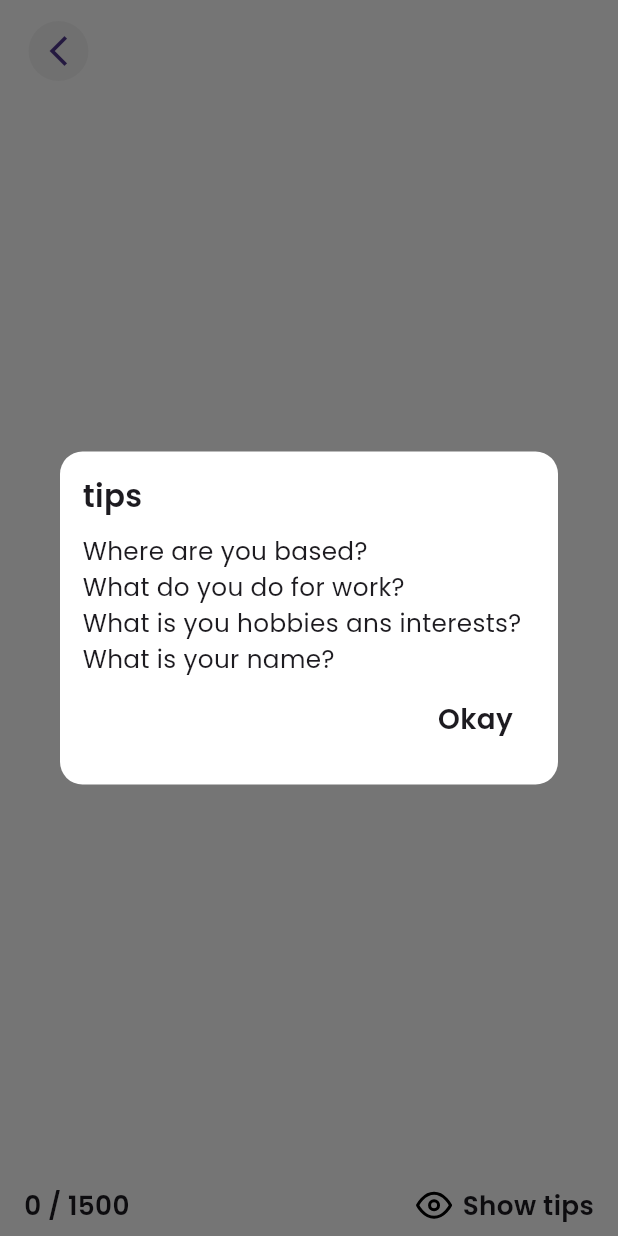
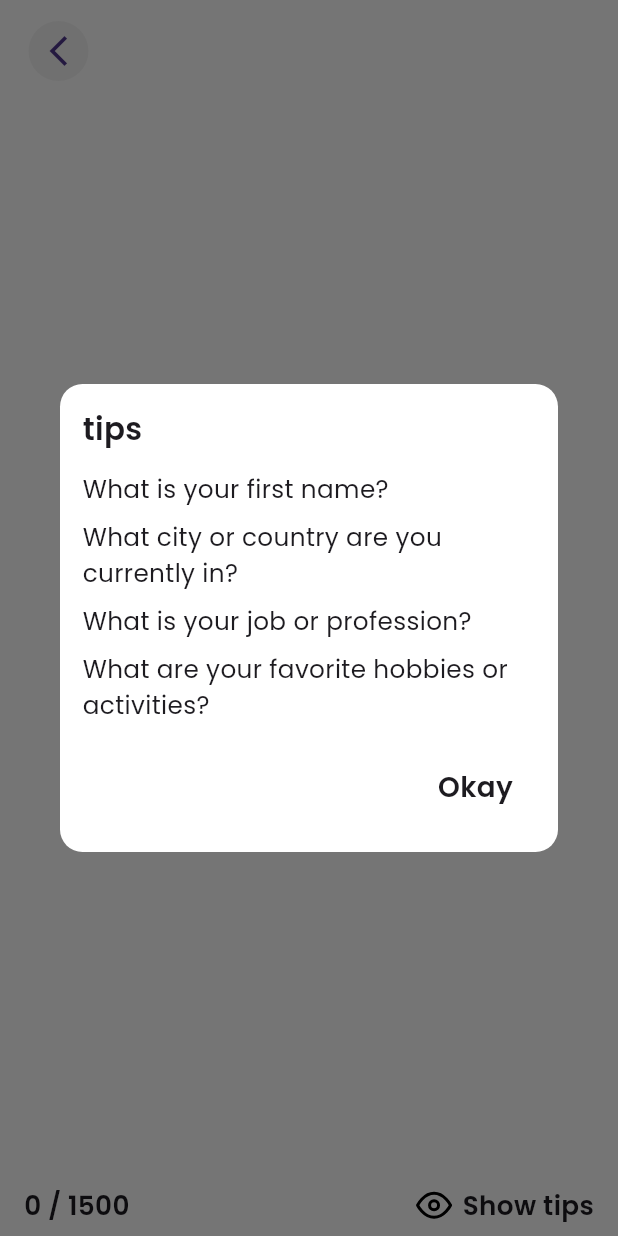
Before and after one commit to mohandalnjjar/NeuraChat, a Flutter app: the DetailsGeniusModeView screen opened directly with empty values, after a tap on "Show tips", on a phone screen of 412 x 824 dp. Run offline on Flutter 3.47's test engine with Material 3 defaults, Android fonts, the phone set to English and light mode, and no system bars; our stand-ins replace bloc, cloud_firestore, connectivity_plus, dartz, dio, eva_icons_flutter and 13 more; accounts and stored records are empty.

Commit message:
start implements the genius mode on the firebase instead of useing shared prefrance

```diff
--- a/devtools_options.yaml
+++ b/devtools_options.yaml
@@ -1,3 +1,4 @@
 description: This file stores settings for Dart & Flutter DevTools.
 documentation: https://docs.flutter.dev/tools/devtools/extensions#configure-extension-enablement-states
 extensions:
+  - provider: true
--- a/lib/features/home/data/models/user_model.dart
+++ b/lib/features/home/data/models/user_model.dart
@@ -4,9 +4,11 @@ class UserModel {
   final String userId;
   final String name;
   final String email;
+  final Map<String, dynamic> userInstructions;
   final Timestamp createdAt;
 
   UserModel({
+    required this.userInstructions,
     required this.userId,
     required this.name,
     required this.email,
@@ -19,6 +21,7 @@ class UserModel {
       name: data['name'],
       email: data['email'],
       createdAt: data['createdAt'],
+      userInstructions: data['userInstructions'] ?? {},
     );
   }
 }
--- a/lib/features/home/presentation/views/details_genius_mode_view.dart
+++ b/lib/features/home/presentation/views/details_genius_mode_view.dart
@@ -5,6 +5,7 @@ import 'package:neura_chat/core/constants/app_padding.dart';
 import 'package:neura_chat/core/constants/text_styles.dart';
 import 'package:neura_chat/core/utils/genius_mode_enum.dart';
 import 'package:neura_chat/features/home/data/repos/home_repo_impl.dart';
+import 'package:neura_chat/features/home/presentation/managers/get_genius_mode_instructions_bloc/get_genius_mode_instructions_bloc.dart';
 import 'package:neura_chat/features/home/presentation/managers/save_genius_mode_data_bloc/genius_mode_data_save_bloc.dart';
 import 'package:neura_chat/features/home/presentation/views/widgets/details_genius_mode_app_bar.dart';
 import 'package:neura_chat/features/home/presentation/views/widgets/details_genius_mode_buttom_sheet.dart';
@@ -14,24 +15,42 @@ class DetailsGeniusModeView extends StatefulWidget {
     super.key,
     required this.headTitle,
     required this.geniusMode,
+    required this.bloc,
+    required this.instruction,
   });
 
   final String headTitle;
+  final String? instruction;
   final GeniusMode geniusMode;
+  final GetGeniusModeInstructionsBloc bloc;
 
   @override
   State<DetailsGeniusModeView> createState() => _DetailsGeniusModeViewState();
 }
 
 class _DetailsGeniusModeViewState extends State<DetailsGeniusModeView> {
-  final TextEditingController controller = TextEditingController();
+  late final TextEditingController controller;
   bool isContentChanged = false;
+
+  @override
+  void initState() {
+    super.initState();
+    controller = TextEditingController(text: widget.instruction ?? '');
+  }
+
   @override
   Widget build(BuildContext context) {
-    return BlocProvider(
-      create: (context) => GeniusModeDataSaveBloc(
-        homeRepoImpl: HomeRepoImpl(),
-      ),
+    return MultiBlocProvider(
+      providers: [
+        BlocProvider(
+          create: (context) => GeniusModeDataSaveBloc(
+            homeRepoImpl: HomeRepoImpl(),
+          ),
+        ),
+        BlocProvider.value(
+          value: widget.bloc,
+        ),
+      ],
       child: Scaffold(
         appBar: PreferredSize(
           preferredSize: const Size.fromHeight(80),
@@ -79,7 +98,10 @@ class _DetailsGeniusModeViewState extends State<DetailsGeniusModeView> {
             ),
           ),
         ),
-        bottomSheet: DetailsGeniusModeBottomSheet(controller: controller),
+        bottomSheet: DetailsGeniusModeBottomSheet(
+          controller: controller,
+          geniusMode: widget.geniusMode,
+        ),
       ),
     );
   }
--- a/lib/features/home/presentation/views/widgets/details_genius_mode_buttom_sheet.dart
+++ b/lib/features/home/presentation/views/widgets/details_genius_mode_buttom_sheet.dart
@@ -3,14 +3,18 @@ import 'package:flutter_feather_icons/flutter_feather_icons.dart';
 import 'package:go_router/go_router.dart';
 import 'package:neura_chat/core/constants/app_padding.dart';
 import 'package:neura_chat/core/constants/text_styles.dart';
+import 'package:neura_chat/core/utils/genius_mode_enum.dart';
+import 'package:neura_chat/features/home/presentation/views/widgets/genius_mode_tips_list.dart';
 
 class DetailsGeniusModeBottomSheet extends StatelessWidget {
   const DetailsGeniusModeBottomSheet({
     super.key,
     required this.controller,
+    required this.geniusMode,
   });
 
   final TextEditingController controller;
+  final GeniusMode geniusMode;
 
   @override
   Widget build(BuildContext context) {
@@ -28,6 +32,9 @@ class DetailsGeniusModeBottomSheet extends StatelessWidget {
               showDialog(
                 context: context,
                 builder: (context) {
+                  final tips = geniusMode == GeniusMode.userInfo
+                      ? GeniusModeTipsList.userInfoTips
+                      : GeniusModeTipsList.instructionsTips;
                   return Dialog(
                     shape: RoundedRectangleBorder(
                       borderRadius: BorderRadius.circular(
@@ -47,21 +54,23 @@ class DetailsGeniusModeBottomSheet extends StatelessWidget {
                           const SizedBox(
                             height: 10,
                           ),
-                          Text(
-                            "Where are you based?",
-                            style: AppStyles.styleRegular16(context),
+                          Column(
+                            crossAxisAlignment: CrossAxisAlignment.start,
+                            children: tips.map(
+                              (tips) {
+                                return Padding(
+                                  padding:
+                                      const EdgeInsets.symmetric(vertical: 4.0),
+                                  child: Text(
+                                    tips,
+                                    style: AppStyles.styleRegular16(context),
+                                  ),
+                                );
+                              },
+                            ).toList(),
                           ),
-                          Text(
-                            "What do you do for work?",
-                            style: AppStyles.styleRegular16(context),
-                          ),
-                          Text(
-                            "What is you hobbies ans interests?",
-                            style: AppStyles.styleRegular16(context),
-                          ),
-                          Text(
-                            "What is your name?",
-                            style: AppStyles.styleRegular16(context),
+                          const SizedBox(
+                            height: 10,
                           ),
                           Align(
                             alignment: Alignment.bottomRight,
--- a/lib/features/home/presentation/views/widgets/fast_actions_widget.dart
+++ b/lib/features/home/presentation/views/widgets/fast_actions_widget.dart
@@ -21,7 +21,7 @@ class FastActionsWidget extends StatelessWidget {
         showDialog(
           context: context,
           builder: (BuildContext context) {
-            return AutomationDialogList(
+            return FastActionsDialogList(
               fastActionsList: fastActionModel.fastActionsList,
             );
           },
--- a/lib/features/home/presentation/views/widgets/genius_mode_save_bloc_button.dart
+++ b/lib/features/home/presentation/views/widgets/genius_mode_save_bloc_button.dart
@@ -3,6 +3,7 @@ import 'package:flutter_bloc/flutter_bloc.dart';
 import 'package:go_router/go_router.dart';
 import 'package:neura_chat/core/utils/genius_mode_enum.dart';
 import 'package:neura_chat/core/utils/widgets/alert_pop_up.dart';
+import 'package:neura_chat/features/home/presentation/managers/get_genius_mode_instructions_bloc/get_genius_mode_instructions_bloc.dart';
 import 'package:neura_chat/features/home/presentation/managers/save_genius_mode_data_bloc/genius_mode_data_save_bloc.dart';
 
 class GeniusModeSaveBlocButton extends StatelessWidget {
@@ -22,9 +23,11 @@ class GeniusModeSaveBlocButton extends StatelessWidget {
     return BlocConsumer<GeniusModeDataSaveBloc, GeniusModeSaveState>(
       listener: (context, state) {
         if (state is GeniusModeDataSaveSucces) {
+          BlocProvider.of<GetGeniusModeInstructionsBloc>(context).add(
+            PerformGetGeniusModeInstructionsEvent(),
+          );
           context.pop();
         }
-
         if (state is GeniusModeDataSaveFailed) {
           popUpAlert(
             context: context,
--- /dev/null
+++ b/lib/features/home/presentation/views/widgets/genius_mode_tips_list.dart
@@ -0,0 +1,15 @@
+class GeniusModeTipsList {
+  static const List<String> userInfoTips = [
+    "What is your first name?",
+    "What city or country are you currently in?",
+    "What is your job or profession?",
+    "What are your favorite hobbies or activities?",
+  ];
+
+   static const List<String> instructionsTips = [
+    "How formal or casual should Neura be?",
+    "How long or short should responses generally be?",
+    "How do you want to be addressed?",
+    "Should Neura have opinions on topics or remain neutral?",
+  ];
+}
--- a/lib/l10n/intl_en.arb
+++ b/lib/l10n/intl_en.arb
@@ -24,5 +24,6 @@
   "AskAnyQuestion":"Ask any question",
   "Success":"Success",
   "Failed":"Failed",
-  "LogOut?":"Logout?"
+  "LogOut?":"Logout?" ,
+  "WhatWouldYouLikeNEURAToKnowAboutYouToOrovideBetterResponses?":"What would you like NEURA to know about you to provide better responses?"
 }
```
Also changed, not shown: lib/core/services/app_router.dart (+7 -1 lines), lib/features/home/data/repos/home_repo_impl.dart (+16 -0 lines), lib/features/home/presentation/views/geniues_mode_view.dart (deleted, +0 -30 lines), lib/features/home/presentation/views/genius_mode_view.dart (added, +20 -0 lines), lib/features/home/presentation/views/widgets/app_drawer.dart (+19 -2 lines), lib/features/home/presentation/views/widgets/automation_dialog_list.dart (+13 -4 lines), lib/features/home/presentation/views/widgets/genius_mode_text_filed.dart (+42 -15 lines), lib/generated/l10n.dart.
